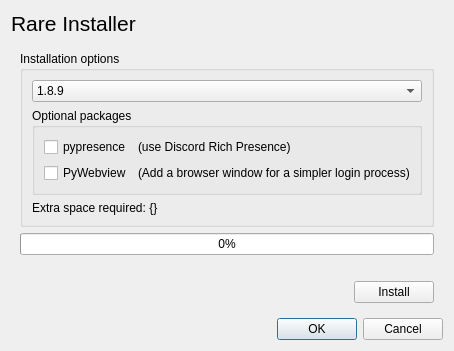
First picture: the form in RareUpdater/rareupdater.ui, repository Dummerle/RareUpdater, before the edit.
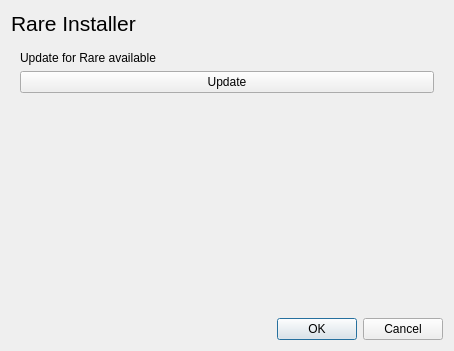
Second picture: the form after the edit. The open tabs and pages were chosen to show the change.

Commit message: Add all Rare versions from pypi api

What changed in the file:
```diff
--- a/RareUpdater/rareupdater.ui
+++ b/RareUpdater/rareupdater.ui
@@ -34,7 +34,49 @@
      <property name="currentIndex">
       <number>0</number>
      </property>
-     <widget class="QWidget" name="page">
+     <widget class="QWidget" name="loading_page">
+      <layout class="QVBoxLayout" name="verticalLayout_6">
+       <item>
+        <widget class="QLabel" name="label_2">
+         <property name="text">
+          <string>Loading</string>
+         </property>
+        </widget>
+       </item>
+      </layout>
+     </widget>
+     <widget class="QWidget" name="update_page">
+      <layout class="QVBoxLayout" name="verticalLayout_5">
+       <item>
+        <widget class="QLabel" name="label">
+         <property name="text">
+          <string>Update for Rare available</string>
+         </property>
+        </widget>
+       </item>
+       <item>
+        <widget class="QPushButton" name="pushButton">
+         <property name="text">
+          <string>Update</string>
+         </property>
+        </widget>
+       </item>
+       <item>
+        <spacer name="verticalSpacer_2">
+         <property name="orientation">
+          <enum>Qt::Vertical</enum>
+         </property>
+         <property name="sizeHint" stdset="0">
+          <size>
+           <width>20</width>
+           <height>40</height>
+          </size>
+         </property>
+        </spacer>
+       </item>
+      </layout>
+     </widget>
+     <widget class="QWidget" name="settings_page">
       <layout class="QVBoxLayout" name="verticalLayout_3">
        <item>
         <widget class="QGroupBox" name="install_options_group">
@@ -43,28 +85,7 @@
          </property>
          <layout class="QVBoxLayout" name="verticalLayout">
           <item>
-           <widget class="QComboBox" name="version_combo">
-            <item>
-             <property name="text">
-              <string>1.8.9</string>
-             </property>
-            </item>
-            <item>
-             <property name="text">
-              <string>1.8.8</string>
-             </property>
-            </item>
-            <item>
-             <property name="text">
-              <string>1.8.7</string>
-             </property>
-            </item>
-            <item>
-             <property name="text">
-              <string>1.7.0</string>
-             </property>
-            </item>
-           </widget>
+           <widget class="QComboBox" name="version_combo"/>
           </item>
           <item>
            <widget class="QGroupBox" name="optional_group">
```
Left out of the diff: 2 changed lines with no effect on the pictures. The commit also changes 3 other files.
